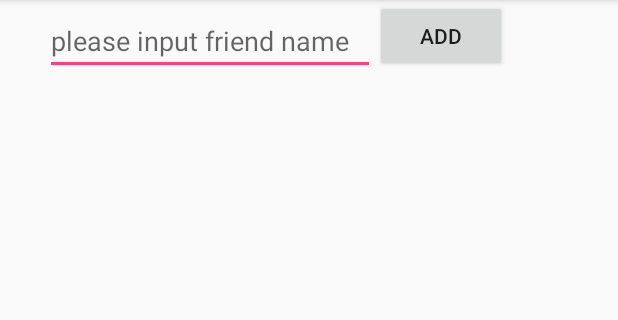
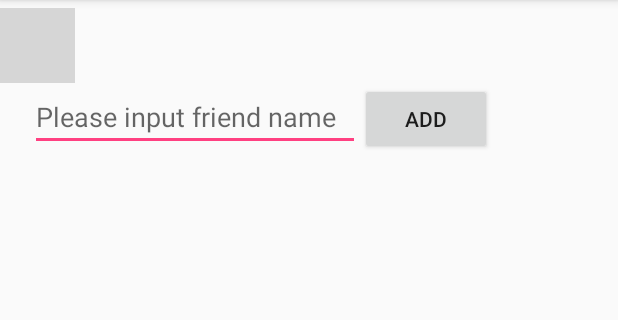
Before and after one commit to KamiJW/SplitBills, an Android app: the FriendActivity screen opened directly, with no data from a screen before it, on a phone screen of 412 x 824 dp, the part 84-404 px from its top. Run offline under Robolectric (Android 15) with nearby library versions, the phone set to English and light mode, and no system bars; grey boxes are pictures that could not be loaded.

Commit message:
UI updates 2

```diff
--- a/app/src/main/res/layout/friend_list.xml
+++ b/app/src/main/res/layout/friend_list.xml
@@ -2,20 +2,33 @@
 <LinearLayout xmlns:android="http://schemas.android.com/apk/res/android"
     android:orientation="vertical" android:layout_width="match_parent"
     android:layout_height="match_parent">
+
+
+
     <LinearLayout
         android:layout_width="match_parent"
         android:layout_height="match_parent"
         android:orientation="vertical">
 
+        <ImageButton
+            android:layout_width="50dp"
+            android:layout_height="50dp"
+            android:layout_marginTop="5dp"
+            android:src="@drawable/back"
+            android:padding="0dp"
+            android:scaleType="fitXY"
+            android:id="@+id/back"/>
+
         <LinearLayout
             android:layout_width="match_parent"
             android:layout_height="wrap_content">
+
         <EditText
             android:layout_width="220dp"
             android:layout_height="40dp"
-            android:layout_marginLeft="30dp"
-            android:layout_marginTop="10dp"
-            android:hint="please input friend name"
+            android:layout_marginLeft="20dp"
+            android:layout_marginTop="5dp"
+            android:hint="Please input friend name"
             android:id="@+id/friend_add_name"/>
         <Button
             android:layout_width="wrap_content"
--- a/app/src/main/res/layout/payandrequestlist_item.xml
+++ b/app/src/main/res/layout/payandrequestlist_item.xml
@@ -31,7 +31,7 @@
         </LinearLayout>
 
         <CheckBox
-            android:layout_width="40dp"
+            android:layout_width="wrap_content"
             android:layout_height="wrap_content"
             android:layout_gravity="right"
             android:id="@+id/friend_check"/>
```
Also changed, not shown: app/src/main/res/layout/payorrequest.xml (renamed from app/src/main/res/layout/pay.xml, +17 -0 lines).
